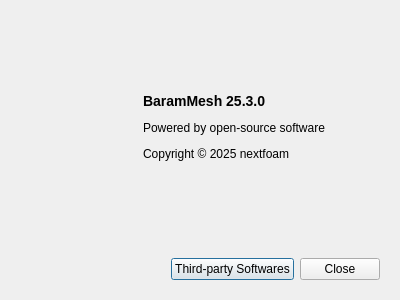
Qt form baramMesh/view/menu/help/about_dialog.ui (nextfoam/baram) before a commit.
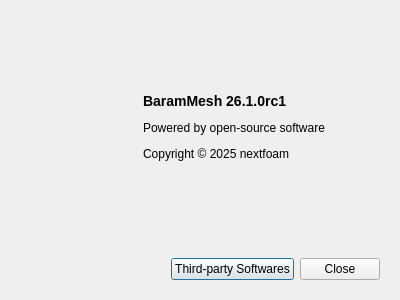
The same form after that commit.

Diff of the .ui file:
```diff
--- a/baramMesh/view/menu/help/about_dialog.ui
+++ b/baramMesh/view/menu/help/about_dialog.ui
@@ -90,7 +90,7 @@
          </sizepolicy>
         </property>
         <property name="text">
-         <string>&lt;p&gt;&lt;b&gt;&lt;font size=&quot;4&quot;&gt;BaramMesh 25.3.0&lt;/font&gt;&lt;/b&gt;&lt;/p&gt;
+         <string>&lt;p&gt;&lt;b&gt;&lt;font size=&quot;4&quot;&gt;BaramMesh 26.1.0rc1&lt;/font&gt;&lt;/b&gt;&lt;/p&gt;
 
 &lt;p&gt;Powered by open-source software&lt;/p&gt;
 
```
